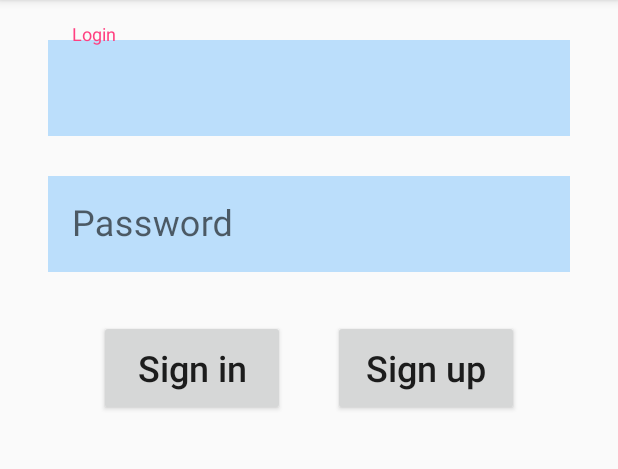
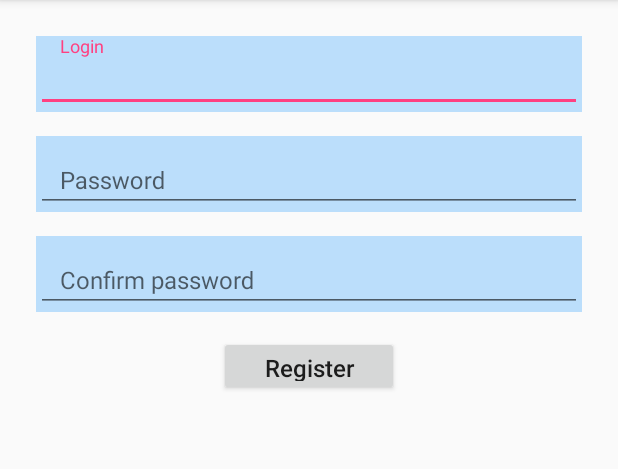
Before and after one commit to miller7777777/Level_Up_chat_11_12, an Android app: the screen it shows after launch (AuthActivity before the commit, RegisterActivity after it), on a phone screen of 412 x 824 dp, the part 84-553 px from its top. Run offline under Robolectric (Android 15) with nearby library versions, the phone set to English and light mode, and no system bars.

Commit message:
Сделал экран регистрации;
Поправил экран авторизации;

```diff
--- a/app/src/main/AndroidManifest.xml
+++ b/app/src/main/AndroidManifest.xml
@@ -21,6 +21,11 @@
 
         <activity android:name=".AuthActivity">
 
+
+        </activity>
+
+        <activity android:name=".RegisterActivity">
+
             <intent-filter>
                 <action android:name="android.intent.action.MAIN"/>
 
--- /dev/null
+++ b/app/src/main/java/ru/levelp/chatlevelup_11_12/RegisterActivity.java
@@ -0,0 +1,15 @@
+package ru.levelp.chatlevelup_11_12;
+
+
+import android.os.Bundle;
+import android.support.annotation.Nullable;
+import android.support.v7.app.AppCompatActivity;
+
+public class RegisterActivity extends AppCompatActivity{
+
+    @Override
+    protected void onCreate(@Nullable Bundle savedInstanceState) {
+        super.onCreate(savedInstanceState);
+        setContentView(R.layout.activity_registration);
+    }
+}
--- a/app/src/main/res/layout/activity_auth.xml
+++ b/app/src/main/res/layout/activity_auth.xml
@@ -8,19 +8,21 @@
     <android.support.design.widget.TextInputLayout
         android:id="@+id/auth_login_text_input_layout"
         android:layout_width="match_parent"
-        android:layout_height="wrap_content">
+        android:layout_height="wrap_content"
+        android:background="@color/colorLoginField"
+        android:layout_margin="8dp"
+
+        >
 
 
     <EditText
         android:id="@+id/et_auth_login_input"
         android:layout_width="match_parent"
-        android:layout_height="64dp"
-        android:layout_margin="16dp"
-        android:background="@color/colorLoginField"
-        android:textSize="24sp"
+        android:layout_height="40dp"
+        android:textSize="16sp"
         android:hint="@string/prompt_login"
         android:paddingLeft="@dimen/activity_horizontal_margin"
-
+        android:inputType="textEmailAddress"
 
         />
 
@@ -32,17 +34,20 @@
         android:layout_below="@id/auth_login_text_input_layout"
 
         android:layout_width="match_parent"
-        android:layout_height="wrap_content">
+        android:layout_height="wrap_content"
+        android:background="@color/colorLoginField"
+        android:layout_margin="8dp"
+
+        >
 
     <EditText
         android:id="@+id/et_auth_password_input"
         android:layout_width="match_parent"
-        android:layout_height="64dp"
-        android:layout_margin="16dp"
-        android:background="@color/colorLoginField"
-        android:textSize="24sp"
+        android:layout_height="40dp"
+        android:textSize="16sp"
         android:hint="@string/prompt_password"
         android:paddingLeft="@dimen/activity_horizontal_margin"
+        android:inputType="textPassword"
 
 
         />
@@ -54,17 +59,17 @@
         android:layout_below="@id/auth_password_text_input_layout"
         android:layout_centerHorizontal="true"
         android:layout_width="0dp"
-        android:layout_height="24dp"/>
+        android:layout_height="16dp"/>
 
     <Button
         android:id="@+id/btn_auth_sign_in_button"
         android:layout_below="@id/auth_password_text_input_layout"
         android:layout_toLeftOf="@id/auth_anchor"
-        android:layout_margin="16dp"
-        android:layout_width="124dp"
-        android:layout_height="64dp"
+        android:layout_margin="8dp"
+        android:layout_width="120dp"
+        android:layout_height="40dp"
         android:text="@string/sign_in"
-        android:textSize="24sp"
+        android:textSize="16sp"
         android:gravity="center"
         android:textAllCaps="false"
         />
@@ -73,11 +78,11 @@
         android:id="@+id/btn_auth_sign_up_button"
         android:layout_below="@id/auth_password_text_input_layout"
         android:layout_toRightOf="@id/auth_anchor"
-        android:layout_margin="16dp"
-        android:layout_width="124dp"
-        android:layout_height="64dp"
+        android:layout_margin="8dp"
+        android:layout_width="120dp"
+        android:layout_height="40dp"
         android:text="@string/sign_up"
-        android:textSize="24sp"
+        android:textSize="16sp"
         android:gravity="center"
         android:textAllCaps="false"
         />
--- /dev/null
+++ b/app/src/main/res/layout/activity_registration.xml
@@ -0,0 +1,96 @@
+<?xml version="1.0" encoding="utf-8"?>
+<RelativeLayout xmlns:android="http://schemas.android.com/apk/res/android"
+                android:layout_width="match_parent"
+                android:layout_height="match_parent"
+                android:layout_margin="16dp"
+    >
+
+    <android.support.design.widget.TextInputLayout
+        android:id="@+id/reg_login_text_input_layout"
+        android:layout_width="match_parent"
+        android:layout_height="wrap_content"
+        android:layout_margin="8dp"
+        android:background="@color/colorLoginField"
+
+        >
+
+
+        <EditText
+            android:id="@+id/et_reg_login_input"
+            android:layout_width="match_parent"
+            android:layout_height="40dp"
+            android:hint="@string/prompt_login"
+            android:inputType="textEmailAddress"
+            android:paddingLeft="@dimen/activity_horizontal_margin"
+            android:textSize="16sp"
+
+            />
+
+    </android.support.design.widget.TextInputLayout>
+
+
+    <android.support.design.widget.TextInputLayout
+        android:id="@+id/reg_password_text_input_layout"
+        android:layout_width="match_parent"
+
+        android:layout_height="wrap_content"
+        android:layout_below="@id/reg_login_text_input_layout"
+        android:layout_margin="8dp"
+        android:background="@color/colorLoginField"
+
+        >
+
+        <EditText
+            android:id="@+id/et_reg_password_input"
+            android:layout_width="match_parent"
+            android:layout_height="40dp"
+            android:hint="@string/prompt_password"
+            android:inputType="textPassword"
+            android:paddingLeft="@dimen/activity_horizontal_margin"
+            android:textSize="16sp"
+
+
+            />
+
+    </android.support.design.widget.TextInputLayout>
+
+    <android.support.design.widget.TextInputLayout
+        android:id="@+id/reg_confirm_password_text_input_layout"
+        android:layout_width="match_parent"
+        android:layout_height="wrap_content"
+        android:layout_below="@id/reg_password_text_input_layout"
+        android:layout_margin="8dp"
+        android:background="@color/colorLoginField"
+
+        >
+
+        <EditText
+            android:id="@+id/et_reg_confirm_password_input"
+            android:layout_width="match_parent"
+            android:layout_height="40dp"
+            android:hint="@string/confirm_password"
+            android:inputType="textPassword"
+            android:paddingLeft="@dimen/activity_horizontal_margin"
+            android:textSize="16sp"
+
+
+            />
+
+    </android.support.design.widget.TextInputLayout>
+
+
+    <Button
+        android:id="@+id/btn_reg_register_button"
+        android:layout_width="120dp"
+        android:layout_height="40dp"
+        android:layout_below="@id/reg_confirm_password_text_input_layout"
+        android:layout_centerHorizontal="true"
+        android:layout_margin="8dp"
+        android:gravity="center"
+        android:text="@string/register"
+        android:textAllCaps="false"
+        android:textSize="16sp"
+        />
+
+
+</RelativeLayout>
--- a/app/src/main/res/values/strings.xml
+++ b/app/src/main/res/values/strings.xml
@@ -20,5 +20,7 @@
     <string name="prompt_password">Password</string>
     <string name="sign_in">Sign in</string>
     <string name="sign_up">Sign up</string>
+    <string name="register">Register</string>
+    <string name="confirm_password">Confirm password</string>
 
 </resources>
```
